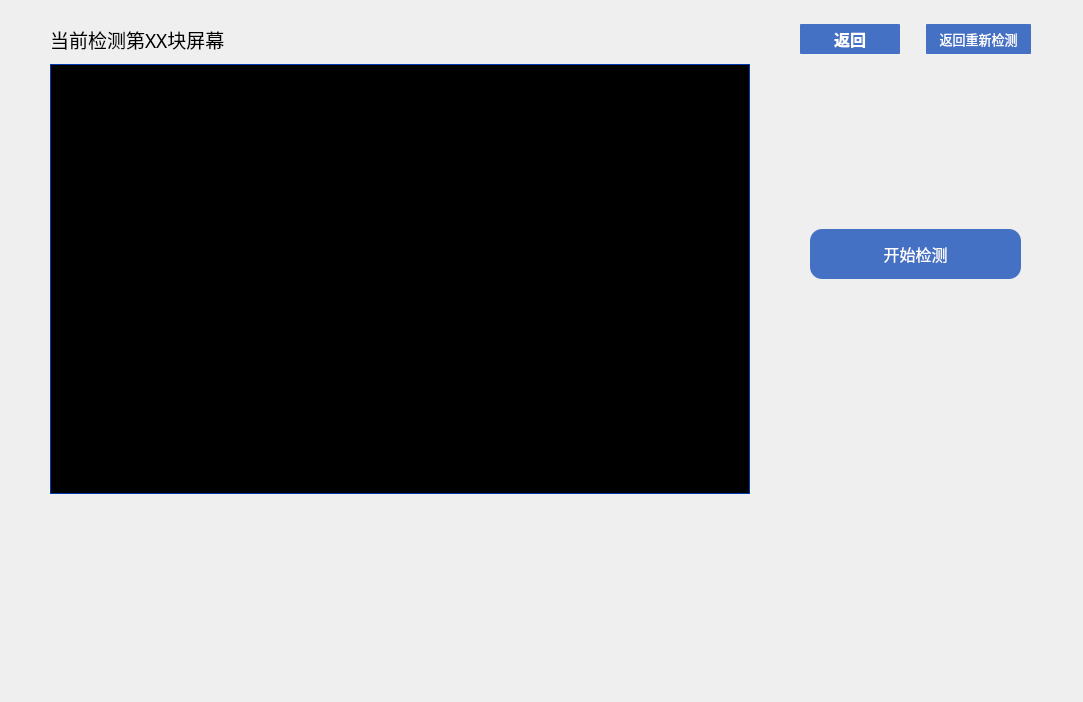
Old version of the form main_page/screencheck.ui in the repository jaueone/Magnetic.
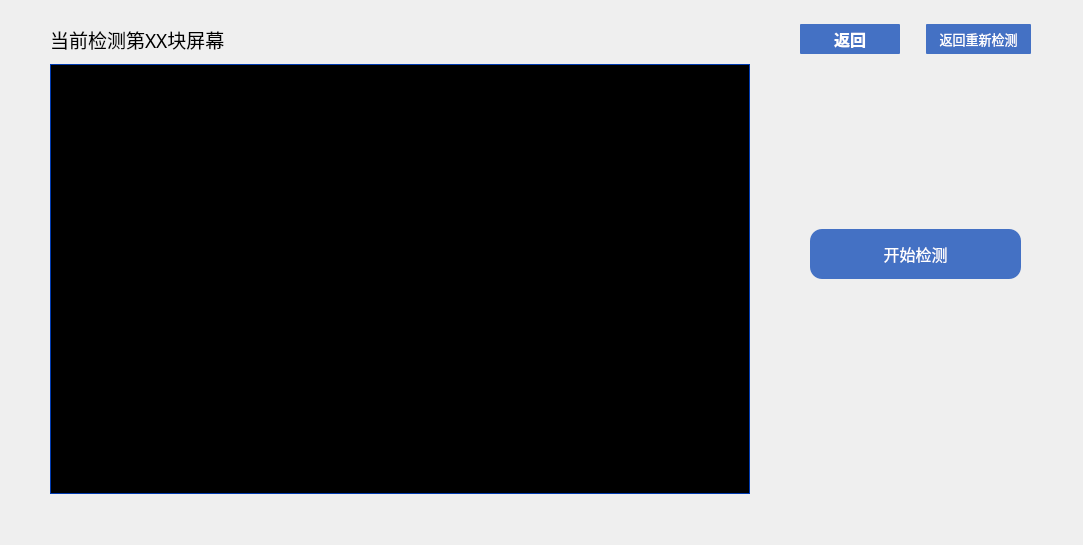
New version of the form. Icons and pictures are not drawn.

```diff
--- a/main_page/screencheck.ui
+++ b/main_page/screencheck.ui
@@ -7,7 +7,7 @@
     <x>0</x>
     <y>0</y>
     <width>1083</width>
-    <height>702</height>
+    <height>545</height>
    </rect>
   </property>
   <property name="windowTitle">
```
